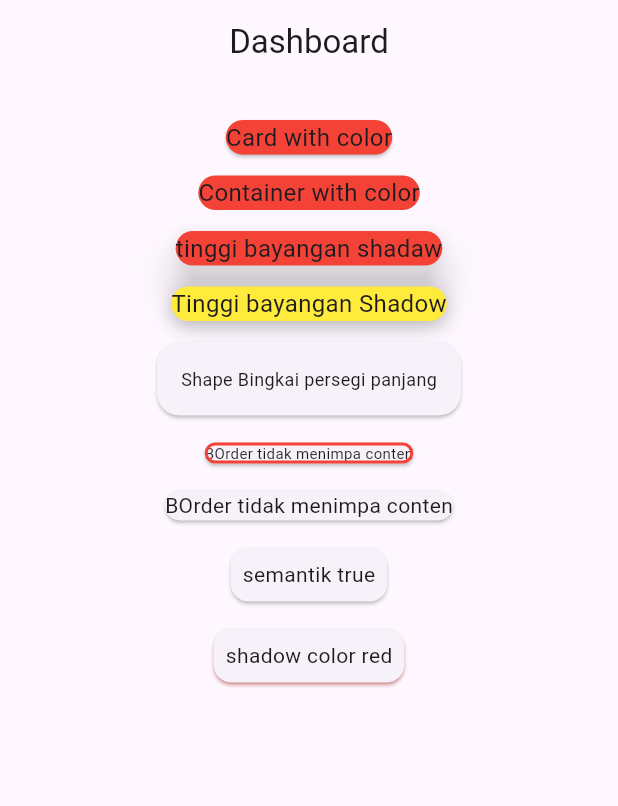
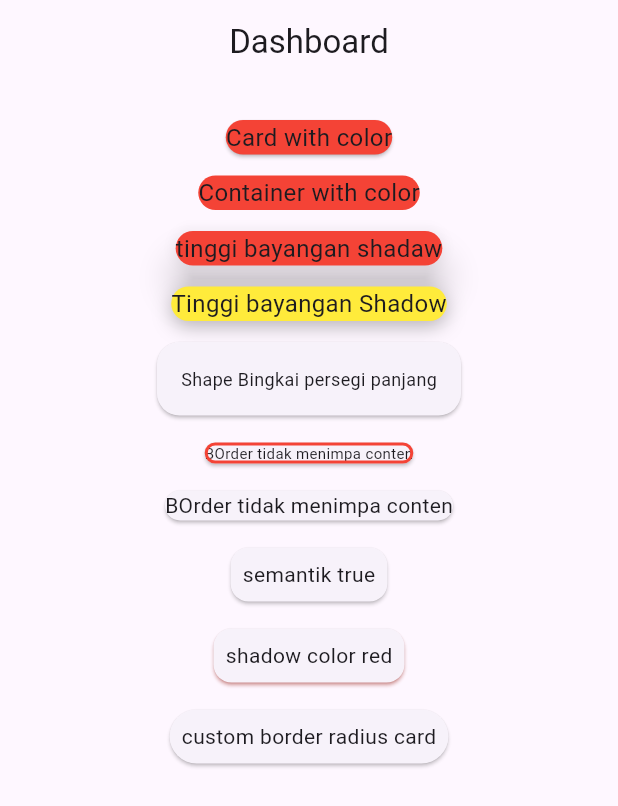
Before and after one commit to dwiilhammaulana/minggu_9, a Flutter app: the screen it shows after launch, on a phone screen of 412 x 824 dp. Shown: the top 806 px of the screen. Run offline on Flutter 3.47's test engine with Material 3 defaults, Android fonts, the phone set to English and light mode, and no system bars.

Commit message:
perbaikan bug pada contoh codingan

```diff
--- a/lib/pages/page_card_01.dart
+++ b/lib/pages/page_card_01.dart
@@ -100,9 +100,18 @@ class Pages1 extends StatelessWidget {
                 SizedBox(height: 10),
                 Card(
                   shadowColor: Colors.red,
+                  child: Padding(
+                    padding: const EdgeInsets.all(8),
+                    child: Text("shadow color red",style: TextStyle(fontSize: 14),
+                  ),
+                  ),
+                ),
+                SizedBox(height: 10),
+                Card(
+                  shape: RoundedRectangleBorder(borderRadius: BorderRadius.circular(30),
+                  ),
                   child: Padding(padding: const EdgeInsets.all(8),
-                  child: Text("shadow color red",style: TextStyle(fontSize: 14),
-                  ),
+                  child: Text("custom border radius card",style: TextStyle(fontSize: 14),),
                   ),
                 )
               ],
```
